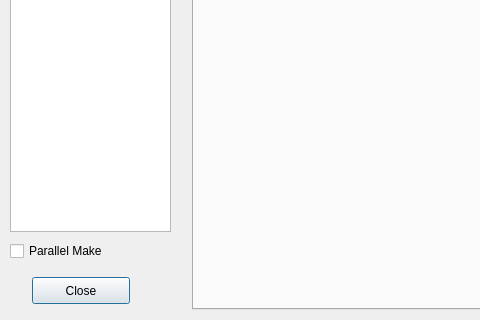
Old version of the form uis/build_settings.ui in the repository amirgeva/coide; both pictures show x 0 to 480 and y 139 to 459 of the 662 by 459 pixel window.
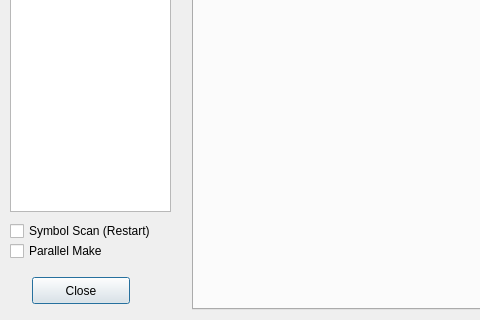
New version of the form.

Commit message: Added symbol scan option

```diff
--- a/uis/build_settings.ui
+++ b/uis/build_settings.ui
@@ -19,7 +19,7 @@
      <x>10</x>
      <y>10</y>
      <width>161</width>
-     <height>361</height>
+     <height>341</height>
     </rect>
    </property>
    <property name="headerHidden">
@@ -77,6 +77,19 @@
     <string>Parallel Make</string>
    </property>
   </widget>
+  <widget class="QCheckBox" name="symscanCB">
+   <property name="geometry">
+    <rect>
+     <x>10</x>
+     <y>360</y>
+     <width>171</width>
+     <height>20</height>
+    </rect>
+   </property>
+   <property name="text">
+    <string>Symbol Scan (Restart)</string>
+   </property>
+  </widget>
  </widget>
  <resources/>
  <connections/>
```
